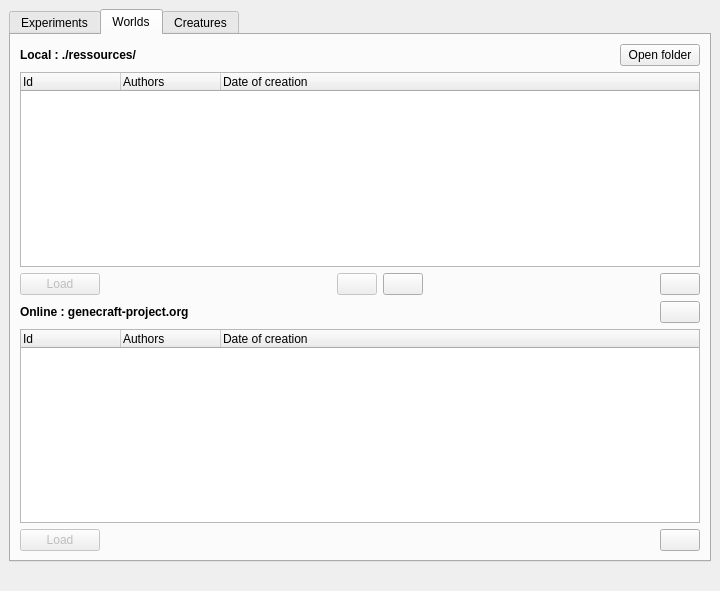
Old version of the form src/genelab/core/ui/widgets/experiments/ressourcesbrowser.ui in the repository GeneCraft/GeneCraft-Project.
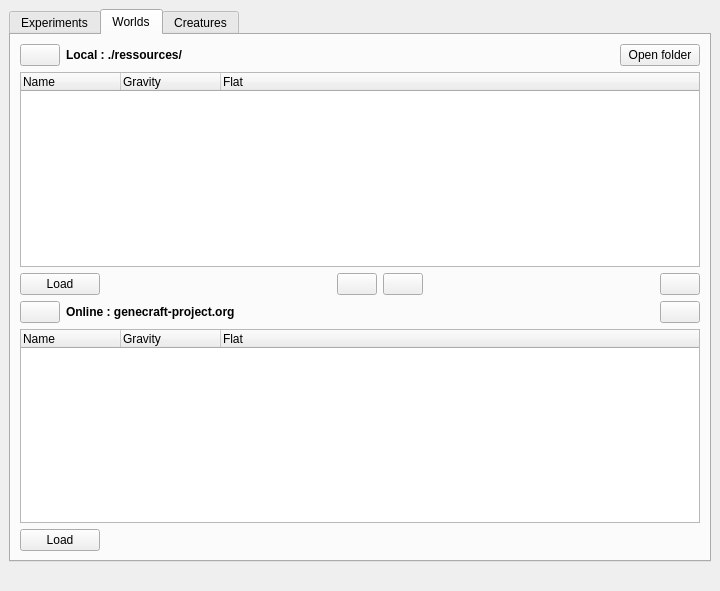
New version of the form. The open tabs and pages were chosen to show the change. Icons and pictures are not drawn.

Commit message: * Ressource browser    + Delete ressource    + Load World    + Share World

Patch:
```diff
--- a/src/genelab/core/ui/widgets/experiments/ressourcesbrowser.ui
+++ b/src/genelab/core/ui/widgets/experiments/ressourcesbrowser.ui
@@ -300,6 +300,23 @@
           <layout class="QVBoxLayout" name="verticalLayout_4">
            <item>
             <layout class="QHBoxLayout" name="horizontalLayout_17">
+             <item>
+              <widget class="QPushButton" name="pbRefreshLocalWorlds">
+               <property name="sizePolicy">
+                <sizepolicy hsizetype="Minimum" vsizetype="Fixed">
+                 <horstretch>0</horstretch>
+                 <verstretch>0</verstretch>
+                </sizepolicy>
+               </property>
+               <property name="text">
+                <string/>
+               </property>
+               <property name="icon">
+                <iconset resource="../../../ressources/ressources.qrc">
+                 <normaloff>:/img/icons/refresh</normaloff>:/img/icons/refresh</iconset>
+               </property>
+              </widget>
+             </item>
              <item>
               <widget class="QLabel" name="label_9">
                <property name="font">
@@ -313,6 +330,19 @@
                </property>
               </widget>
              </item>
+             <item>
+              <spacer name="horizontalSpacer_10">
+               <property name="orientation">
+                <enum>Qt::Horizontal</enum>
+               </property>
+               <property name="sizeHint" stdset="0">
+                <size>
+                 <width>40</width>
+                 <height>20</height>
+                </size>
+               </property>
+              </spacer>
+             </item>
              <item>
               <widget class="QPushButton" name="pbOpenWorldsFolder">
                <property name="sizePolicy">
@@ -336,17 +366,17 @@
             <widget class="QTreeWidget" name="twLocalWorlds">
              <column>
               <property name="text">
-               <string>Id</string>
+               <string>Name</string>
               </property>
              </column>
              <column>
               <property name="text">
-               <string>Authors</string>
+               <string>Gravity</string>
               </property>
              </column>
              <column>
               <property name="text">
-               <string>Date of creation</string>
+               <string>Flat</string>
               </property>
              </column>
             </widget>
@@ -356,7 +386,7 @@
              <item>
               <widget class="QPushButton" name="pbLoadLocalWorld">
                <property name="enabled">
-                <bool>false</bool>
+                <bool>true</bool>
                </property>
                <property name="text">
                 <string>Load</string>
@@ -383,7 +413,7 @@
              <item>
               <widget class="QPushButton" name="pbShareWorld">
                <property name="enabled">
-                <bool>false</bool>
+                <bool>true</bool>
                </property>
                <property name="toolTip">
                 <string>Upload</string>
@@ -425,13 +455,7 @@
               </spacer>
              </item>
              <item>
-              <widget class="QPushButton" name="pbRefreshLocalWorlds">
-               <property name="sizePolicy">
-                <sizepolicy hsizetype="Minimum" vsizetype="Fixed">
-                 <horstretch>0</horstretch>
-                 <verstretch>0</verstretch>
-                </sizepolicy>
-               </property>
+              <widget class="QPushButton" name="pbDeleteLocalWorld">
                <property name="text">
                 <string/>
                </property>
@@ -445,6 +469,17 @@
            </item>
            <item>
             <layout class="QHBoxLayout" name="horizontalLayout_18">
+             <item>
+              <widget class="QPushButton" name="pbRefreshOnlineWorlds">
+               <property name="text">
+                <string/>
+               </property>
+               <property name="icon">
+                <iconset resource="../../../ressources/ressources.qrc">
+                 <normaloff>:/img/icons/refresh</normaloff>:/img/icons/refresh</iconset>
+               </property>
+              </widget>
+             </item>
              <item>
               <widget class="QLabel" name="label_10">
                <property name="font">
@@ -488,17 +523,17 @@
             <widget class="QTreeWidget" name="twOnlineWorlds">
              <column>
               <property name="text">
-               <string>Id</string>
+               <string>Name</string>
               </property>
              </column>
              <column>
               <property name="text">
-               <string>Authors</string>
+               <string>Gravity</string>
               </property>
              </column>
              <column>
               <property name="text">
-               <string>Date of creation</string>
+               <string>Flat</string>
               </property>
              </column>
             </widget>
@@ -508,7 +543,7 @@
              <item>
               <widget class="QPushButton" name="pbLoadOnlineWorld">
                <property name="enabled">
-                <bool>false</bool>
+                <bool>true</bool>
                </property>
                <property name="text">
                 <string>Load</string>
@@ -532,17 +567,6 @@
                </property>
               </spacer>
              </item>
-             <item>
-              <widget class="QPushButton" name="pbRefreshOnlineWorlds">
-               <property name="text">
-                <string/>
-               </property>
-               <property name="icon">
-                <iconset resource="../../../ressources/ressources.qrc">
-                 <normaloff>:/img/icons/refresh</normaloff>:/img/icons/refresh</iconset>
-               </property>
-              </widget>
-             </item>
             </layout>
            </item>
           </layout>
```
Left out of the diff: 111 changed lines with no effect on the pictures. The commit also changes 16 other files.
